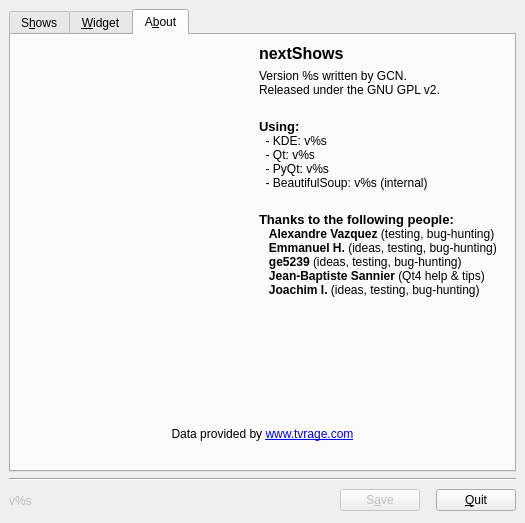
First picture: the form in nextShows/WorkFiles/ConfigGUI/NextShowsConfig.ui, repository gilcn/nextshows, before the edit.
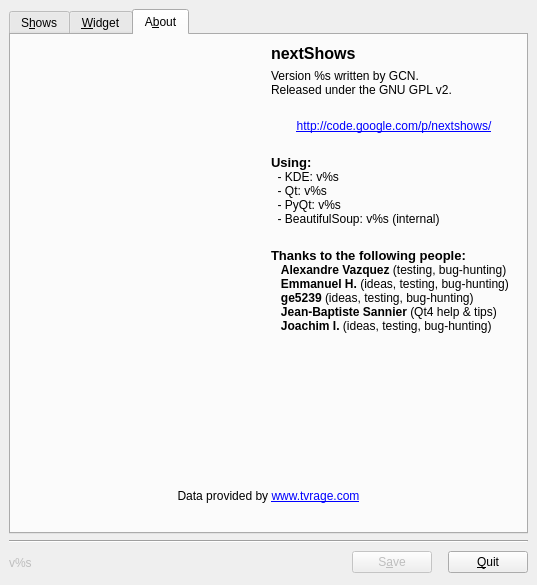
Second picture: the form after the edit. Icons and pictures are not drawn.

Commit message: Added URL to the Google Code's project URL in the config GUI

```diff
--- a/nextShows/WorkFiles/ConfigGUI/NextShowsConfig.ui
+++ b/nextShows/WorkFiles/ConfigGUI/NextShowsConfig.ui
@@ -6,8 +6,8 @@
    <rect>
     <x>0</x>
     <y>0</y>
-    <width>525</width>
-    <height>523</height>
+    <width>537</width>
+    <height>585</height>
    </rect>
   </property>
   <property name="windowTitle" >
@@ -1529,6 +1529,35 @@
              </property>
             </widget>
            </item>
+           <item>
+            <spacer>
+             <property name="orientation" >
+              <enum>Qt::Vertical</enum>
+             </property>
+             <property name="sizeType" >
+              <enum>QSizePolicy::Fixed</enum>
+             </property>
+             <property name="sizeHint" >
+              <size>
+               <width>20</width>
+               <height>16</height>
+              </size>
+             </property>
+            </spacer>
+           </item>
+           <item>
+            <widget class="QLabel" name="lbl_nextShowsGoogleCode" >
+             <property name="text" >
+              <string>&lt;a href="http://code.google.com/p/nextshows/">http://code.google.com/p/nextshows/&lt;/a></string>
+             </property>
+             <property name="alignment" >
+              <set>Qt::AlignCenter</set>
+             </property>
+             <property name="openExternalLinks" >
+              <bool>true</bool>
+             </property>
+            </widget>
+           </item>
            <item>
             <spacer>
              <property name="orientation" >
```
The commit also changes 3 other files.
